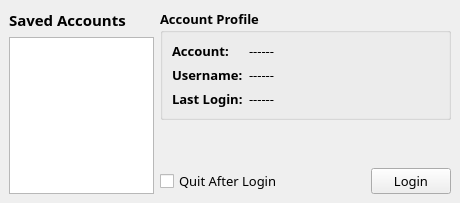
Above: src/mainwindow.ui from ForeverCyril/SteamAccount-Switcher before the change. Below: the same form after it.
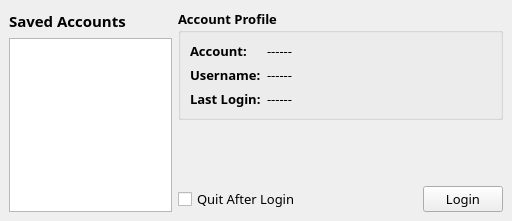
That is the form after the change. Icons and pictures are not drawn.

Commit message: add add_user function

What changed in the file:
```diff
--- a/src/mainwindow.ui
+++ b/src/mainwindow.ui
@@ -9,8 +9,8 @@
    <rect>
     <x>0</x>
     <y>0</y>
-    <width>460</width>
-    <height>203</height>
+    <width>512</width>
+    <height>221</height>
    </rect>
   </property>
   <property name="font">
@@ -34,6 +34,8 @@
        <enum>QLayout::SetMinimumSize</enum>
       </property>
       <item>
+       <layout class="QHBoxLayout" name="horizontalLayout_2">
+        <item>
        <widget class="QLabel" name="label_4">
         <property name="font">
          <font>
@@ -49,6 +51,44 @@
        </widget>
       </item>
       <item>
+         <spacer name="horizontalSpacer_2">
+          <property name="orientation">
+           <enum>Qt::Horizontal</enum>
+          </property>
+          <property name="sizeHint" stdset="0">
+           <size>
+            <width>40</width>
+            <height>20</height>
+           </size>
+          </property>
+         </spacer>
+        </item>
+        <item>
+         <widget class="QToolButton" name="btn_add_user">
+          <property name="autoFillBackground">
+           <bool>false</bool>
+          </property>
+          <property name="text">
+           <string notr="true"/>
+          </property>
+          <property name="icon">
+           <iconset resource="../res/res.qrc">
+            <normaloff>:/icon/add_user.svg</normaloff>:/icon/add_user.svg</iconset>
+          </property>
+          <property name="iconSize">
+           <size>
+            <width>16</width>
+            <height>16</height>
+           </size>
+          </property>
+          <property name="autoRaise">
+           <bool>true</bool>
+          </property>
+         </widget>
+        </item>
+       </layout>
+      </item>
+      <item>
        <widget class="QListWidget" name="list_account">
         <property name="sizePolicy">
          <sizepolicy hsizetype="Expanding" vsizetype="Expanding">
@@ -206,6 +246,12 @@
           <property name="text">
            <string>Login</string>
           </property>
+          <property name="default">
+           <bool>false</bool>
+          </property>
+          <property name="flat">
+           <bool>false</bool>
+          </property>
          </widget>
         </item>
        </layout>
```
Left out of the diff: 4 changed lines with no effect on the pictures. Lines whose indentation alone changed are shown as unchanged. The commit also changes 8 other files.
